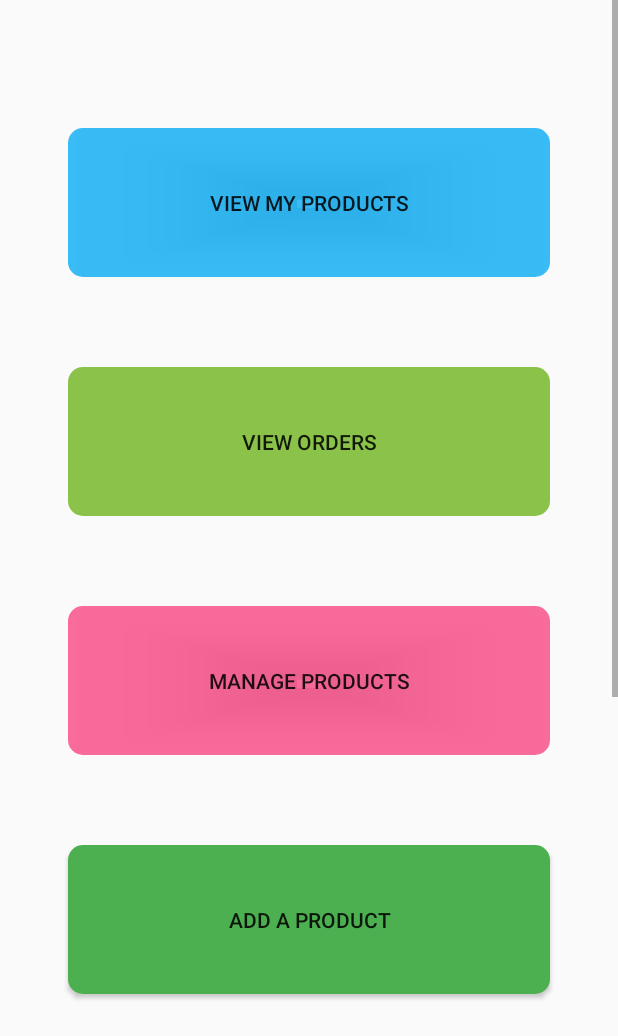
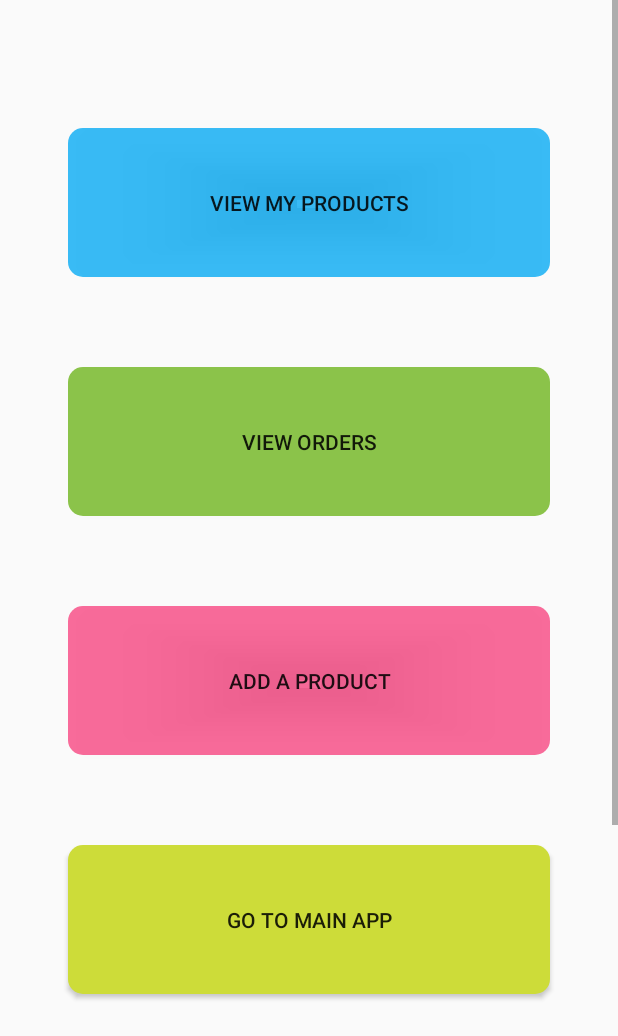
Before and after one commit to mlj12/AgroEcommerce, an Android app: the SellerDashboard screen opened directly, with no data from a screen before it, on a phone screen of 412 x 824 dp, the part 200-1236 px from its top. Run offline under Robolectric (Android 15) with nearby library versions, the phone set to English and light mode, and no system bars; our stand-ins replace Firebase (no records; nobody signed in at launch, a user with empty details on screens opened directly).

Commit message:
Refine layout

```diff
--- a/app/src/main/java/uk/aber/ac/agroecommerce/SellerDashboard.java
+++ b/app/src/main/java/uk/aber/ac/agroecommerce/SellerDashboard.java
@@ -10,7 +10,7 @@
 
 public class SellerDashboard extends AppCompatActivity {
 
-    private Button view_product_btn,view_orders_btn,manage_product_btn,home_btn,sign_out_btn;
+    private Button view_product_btn,view_orders_btn,add_product_btn,home_btn,sign_out_btn;
 
     @Override
     protected void onCreate(Bundle savedInstanceState) {
@@ -19,7 +19,7 @@
 
         view_orders_btn = (Button) findViewById(R.id.dashboard_viewOrders);
         view_product_btn = (Button) findViewById(R.id.dashboard_viewProducts);
-        manage_product_btn = (Button) findViewById(R.id.dashboard_manageProducts);
+        add_product_btn = (Button) findViewById(R.id.dashboard_AddProduct);
         home_btn = (Button) findViewById(R.id.dashboard_Home);
        sign_out_btn = (Button) findViewById(R.id.dashboard_Signout);
 
@@ -42,7 +42,7 @@
        });
 
 
-        manage_product_btn.setOnClickListener(new View.OnClickListener() {
+        add_product_btn.setOnClickListener(new View.OnClickListener() {
             @Override
             public void onClick(View v) {
 
--- a/app/src/main/res/layout/activity_account.xml
+++ b/app/src/main/res/layout/activity_account.xml
@@ -73,7 +73,6 @@
             >
 
 
-
             <android.support.design.widget.TextInputLayout
                 android:layout_width="match_parent"
                 android:layout_height="wrap_content">
--- a/app/src/main/res/layout/activity_seller_dashboard.xml
+++ b/app/src/main/res/layout/activity_seller_dashboard.xml
@@ -98,22 +98,6 @@
 
 
 
-    <Button
-
-        android:id="@+id/dashboard_manageProducts"
-        android:layout_width="match_parent"
-        android:layout_height="wrap_content"
-        android:text="Manage Products"
-        android:padding="40dp"
-        android:background="@drawable/buttons"
-        android:backgroundTint="@color/pink"
-        android:layout_below="@id/dashboard_viewOrders"
-        android:layout_margin="30dp"
-
-
-        />
-
-
         <Button
 
             android:id="@+id/dashboard_Home"
@@ -149,10 +133,10 @@
             android:layout_width="match_parent"
             android:layout_height="wrap_content"
             android:background="@drawable/buttons"
-            android:backgroundTint="@color/colorPrimaryDark"
+            android:backgroundTint="@color/pink"
             android:padding="40dp"
             android:text="Add a Product"
-            android:layout_below="@id/dashboard_manageProducts"
+            android:layout_below="@id/dashboard_viewOrders"
             android:layout_margin="30dp"
 
 
```
Also changed, not shown: app/src/main/java/uk/aber/ac/agroecommerce/Account.java (+8 -1 lines), app/src/main/java/uk/aber/ac/agroecommerce/ViewSellerProducts.java (+8 -12 lines).
